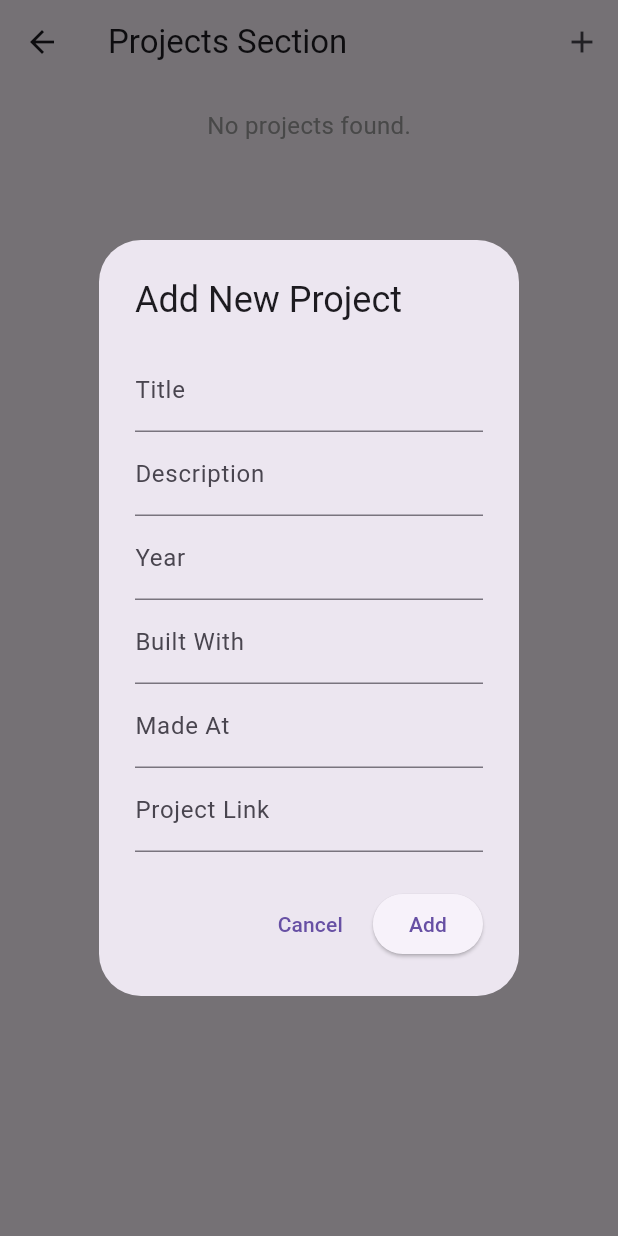
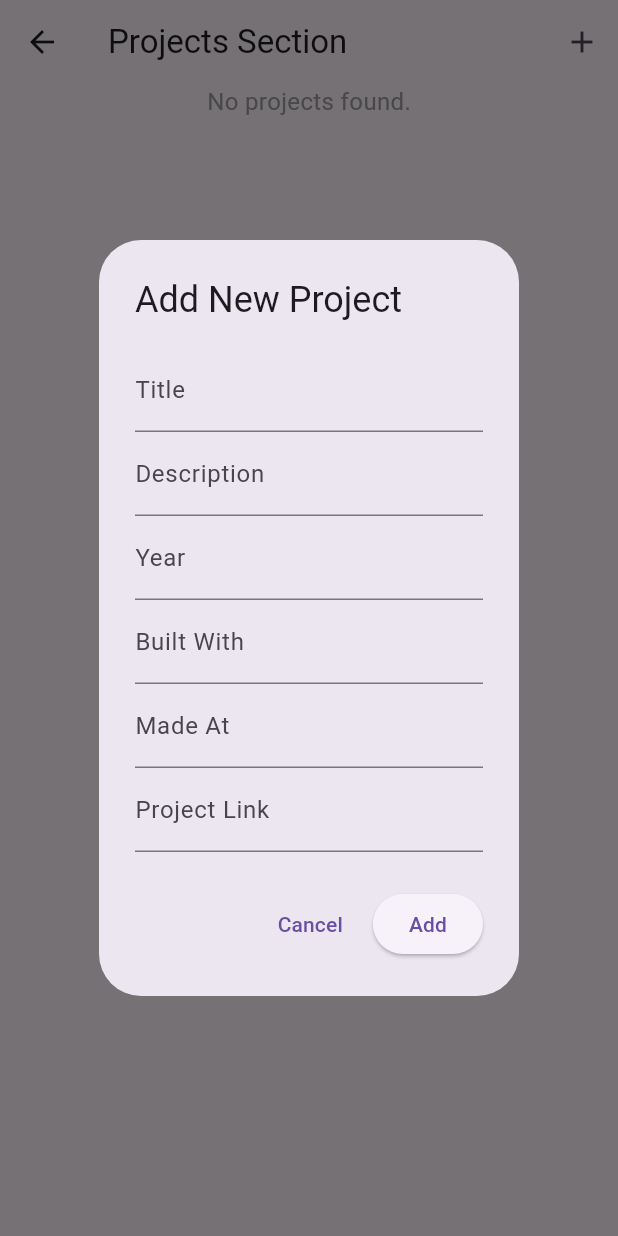
Before and after one commit to Hidayattullah/porto_cv, a Flutter app: the ProjectSec screen opened directly, after a tap on the "add" icon, on a phone screen of 412 x 824 dp. Run offline on Flutter 3.47's test engine with Material 3 defaults, Android fonts, the phone set to English and light mode, and no system bars; our stand-ins replace cloud_firestore, equatable, firebase_auth, firebase_core, flutter_bloc, flutter_sticky_header and 1 more; accounts and stored records are empty; statements that could not run were skipped.

Commit message:
perbaikan pemanggilan file dan style

```diff
--- a/lib/main.dart
+++ b/lib/main.dart
@@ -4,7 +4,6 @@ import 'package:flutter/material.dart';
 import 'package:firebase_core/firebase_core.dart';
 import 'package:flutter_bloc/flutter_bloc.dart';
 import 'package:porto_cv/firebase_options.dart';
-import 'package:porto_cv/presentation/pages/project/project_body.dart';
 import 'dependencies/project_dependency.dart';
 import 'presentation/cubits/navigation/navigation_cubit.dart';
 import 'presentation/pages/auth/login.dart';
@@ -59,7 +58,6 @@ class MyApp extends StatelessWidget {
         routes: {
           '/login': (context) => const LoginPage(), // Route untuk halaman login
           '/landing': (context) => const LandingPage(), // Route untuk landing_page
-          '/projects': (context) => const ProjectListBody(), // Route ke project_list_page
           // Tambahkan route lain jika diperlukan
         },
       ),
--- a/lib/presentation/pages/project/project_body.dart
+++ b/lib/presentation/pages/project/project_body.dart
@@ -5,35 +5,73 @@ import '../../cubits/project/project_cubit.dart';
 import '../../cubits/project/project_state.dart';
 import 'project_list_item.dart';
 
-class ProjectListBody extends StatelessWidget {
-  const ProjectListBody({super.key});
+class ProjectBody extends StatelessWidget {
+  const ProjectBody({super.key});
 
   @override
   Widget build(BuildContext context) {
+    return _buildProjectBody();
+  }
+
+  Widget _buildProjectBody() {
     return BlocBuilder<ProjectCubit, ProjectState>(
       builder: (context, state) {
         if (state is ProjectLoading) {
-          return const Center(child: CircularProgressIndicator());
+          return const Center(
+            child: CircularProgressIndicator(),
+          );
         } else if (state is ProjectLoaded) {
-          final List<ProjectEntity> projects = state.projects;
-
-          if (projects.isEmpty) {
-            return const Center(child: Text('No projects available.'));
-          }
-
-          return ListView.builder(
-            itemCount: projects.length,
-            itemBuilder: (context, index) {
-              final project = projects[index];
-              return ProjectListItem(project: project);
-            },
+          return _buildProjectSection(state.projects);
+        } else if (state is ProjectError) {
+          return Center(
+            child: Text('Error: ${state.message}'),
           );
-        } else if (state is ProjectError) {
-          return Center(child: Text('Failed to load projects: ${state.message}'));
         } else {
-          return const Center(child: Text('No data to display.'));
+          return const Center(
+            child: Text('No projects available.'),
+          );
         }
       },
     );
   }
+
+  Widget _buildProjectSection(List<ProjectEntity> projects) {
+    return SingleChildScrollView(
+      child: Center(
+        child: Column(
+          mainAxisAlignment: MainAxisAlignment.center,
+          children: projects.isEmpty
+              ? [
+                  const Center(
+                    child: Text(
+                      'No projects found.',
+                      style: TextStyle(fontSize: 16, color: Colors.grey),
+                    ),
+                  ),
+                ]
+              : projects.map((project) {
+                  return Container(
+                    margin: const EdgeInsets.symmetric(
+                        vertical: 10, horizontal: 16),
+                    decoration: BoxDecoration(
+                      color: Colors.white, // Warna latar belakang item
+                      borderRadius: BorderRadius.circular(5.0), // Border radius
+                      boxShadow: [
+                        BoxShadow(
+                          color: Colors.black.withOpacity(0.2), // Warna bayangan
+                          spreadRadius: 2,
+                          blurRadius: 6,
+                          offset: const Offset(2, 4), // Posisi bayangan
+                        ),
+                      ],
+                    ),
+                    child: ProjectListItem(
+                      project: project,
+                    ),
+                  );
+                }).toList(),
+        ),
+      ),
+    );
+  }
 }
--- a/lib/presentation/pages/project/project_sec.dart
+++ b/lib/presentation/pages/project/project_sec.dart
@@ -1,11 +1,9 @@
 import 'package:flutter/material.dart';
 import 'package:flutter_bloc/flutter_bloc.dart';
 import 'package:firebase_auth/firebase_auth.dart';
-import '../../../domain/entities/project_entity.dart';
 import '../../cubits/project/project_cubit.dart';
-import '../../cubits/project/project_state.dart';
 import 'project_form.dart'; // Form untuk menambah project
-import 'project_list_item.dart'; // Widget untuk item list project
+import 'project_body.dart'; // Menggunakan ProjectBody
 
 class ProjectSec extends StatefulWidget {
   const ProjectSec({super.key});
@@ -65,57 +63,7 @@ class _ProjectSecState extends State<ProjectSec> {
             ),
         ],
       ),
-      body: _buildProjectBody(),
-    );
-  }
-
-  Widget _buildProjectBody() {
-    return BlocBuilder<ProjectCubit, ProjectState>(
-      builder: (context, state) {
-        if (state is ProjectLoading) {
-          return const Center(
-            child: CircularProgressIndicator(),
-          );
-        } else if (state is ProjectLoaded) {
-          return _buildProjectSection(state.projects);
-        } else if (state is ProjectError) {
-          return Center(
-            child: Text('Error: ${state.message}'),
-          );
-        } else {
-          return const Center(
-            child: Text('No projects available.'),
-          );
-        }
-      },
-    );
-  }
-
-  Widget _buildProjectSection(List<ProjectEntity> projects) {
-    return Padding(
-      padding: const EdgeInsets.all(16.0),
-      child: Column(
-        crossAxisAlignment: CrossAxisAlignment.start,
-        children: [
-          // Periksa apakah daftar project kosong
-          projects.isEmpty
-              ? const Center(
-                  child: Text(
-                    'No projects found.',
-                    style: TextStyle(fontSize: 16, color: Colors.grey),
-                  ),
-                )
-              : ListView.builder(
-                  shrinkWrap: true,
-                  itemCount: projects.length,
-                  itemBuilder: (context, index) {
-                    return ProjectListItem(
-                      project: projects[index],
-                    );
-                  },
-                ),
-        ],
-      ),
+      body: const ProjectBody(), // Memanggil ProjectBody di sini
     );
   }
 }
```
